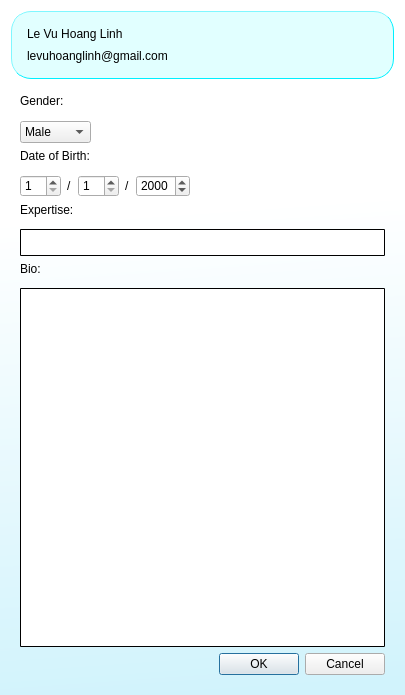
Old version of the form views/edit_profile.ui in the repository bhhoang/newspaper-project.
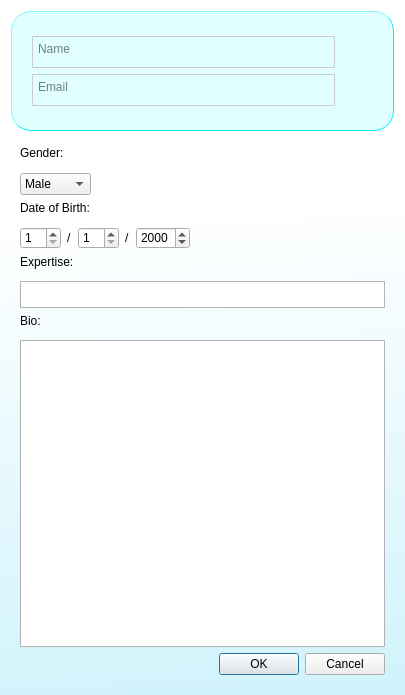
New version of the form. Icons and pictures are not drawn.

Commit message: Modified edit_profile.ui so that users can edit their name and email, added add_article.ui

Patch:
```diff
--- a/views/edit_profile.ui
+++ b/views/edit_profile.ui
@@ -24,7 +24,7 @@
      <property name="maximumSize">
       <size>
        <width>16777215</width>
-       <height>90</height>
+       <height>120</height>
       </size>
      </property>
      <property name="styleSheet">
@@ -56,6 +56,12 @@
          <string notr="true">QFrame{
 border: none;
 background-color: rgba(0, 0, 0, 0)
+}
+QPlainTextEdit{
+        border-radius: 1px;
+        border-style: solid;
+        border-color: rgb(204, 204, 204);
+        border-width: 0.5px 0.5px 0.5px 0.5px;
 }</string>
         </property>
         <property name="frameShape">
@@ -65,53 +71,29 @@
          <enum>QFrame::Raised</enum>
         </property>
         <layout class="QVBoxLayout" name="verticalLayout_2">
-         <property name="spacing">
-          <number>0</number>
-         </property>
-         <property name="leftMargin">
-          <number>0</number>
-         </property>
-         <property name="topMargin">
-          <number>0</number>
-         </property>
-         <property name="rightMargin">
-          <number>0</number>
-         </property>
-         <property name="bottomMargin">
-          <number>0</number>
-         </property>
-         <item alignment="Qt::AlignLeft">
-          <widget class="QLabel" name="name_display">
+         <item>
+          <widget class="QPlainTextEdit" name="name_edit">
+           <property name="minimumSize">
+            <size>
+             <width>0</width>
+             <height>0</height>
+            </size>
+           </property>
            <property name="maximumSize">
             <size>
              <width>16777215</width>
-             <height>30</height>
+             <height>16777215</height>
             </size>
            </property>
-           <property name="styleSheet">
-            <string notr="true">font: 20pt &quot;.AppleSystemUIFont&quot;;</string>
-           </property>
-           <property name="text">
-            <string>Le Vu Hoang Linh</string>
-           </property>
-           <property name="alignment">
-            <set>Qt::AlignLeading|Qt::AlignLeft|Qt::AlignTop</set>
+           <property name="placeholderText">
+            <string>Name</string>
            </property>
           </widget>
          </item>
-         <item alignment="Qt::AlignLeft">
-          <widget class="QLabel" name="email_display">
-           <property name="maximumSize">
-            <size>
-             <width>16777215</width>
-             <height>30</height>
-            </size>
-           </property>
-           <property name="text">
-            <string>levuhoanglinh@gmail.com</string>
-           </property>
-           <property name="alignment">
-            <set>Qt::AlignLeading|Qt::AlignLeft|Qt::AlignTop</set>
+         <item>
+          <widget class="QPlainTextEdit" name="email_edit">
+           <property name="placeholderText">
+            <string>Email</string>
            </property>
           </widget>
          </item>
@@ -164,7 +146,7 @@
 QPlainTextEdit{
         border-radius: 1px;
         border-style: solid;
-        border-color: black;
+        border-color: rgb(179, 179, 179);
         border-width: 0.5px 0.5px 0.5px 0.5px;
 }</string>
      </property>
```
Left out of the diff: 3 changed lines with no effect on the pictures. The commit also changes 4 other files.
